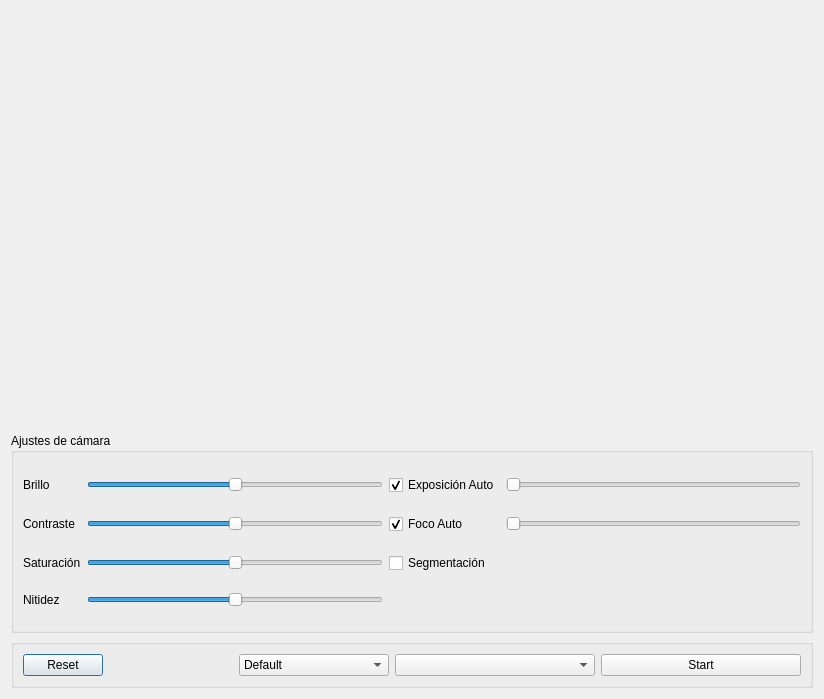
Before: the Qt Designer form library-video/VideoProcessingDialog.ui in MiguelFerrerF/robotArmApp, drawn with Qt 5.
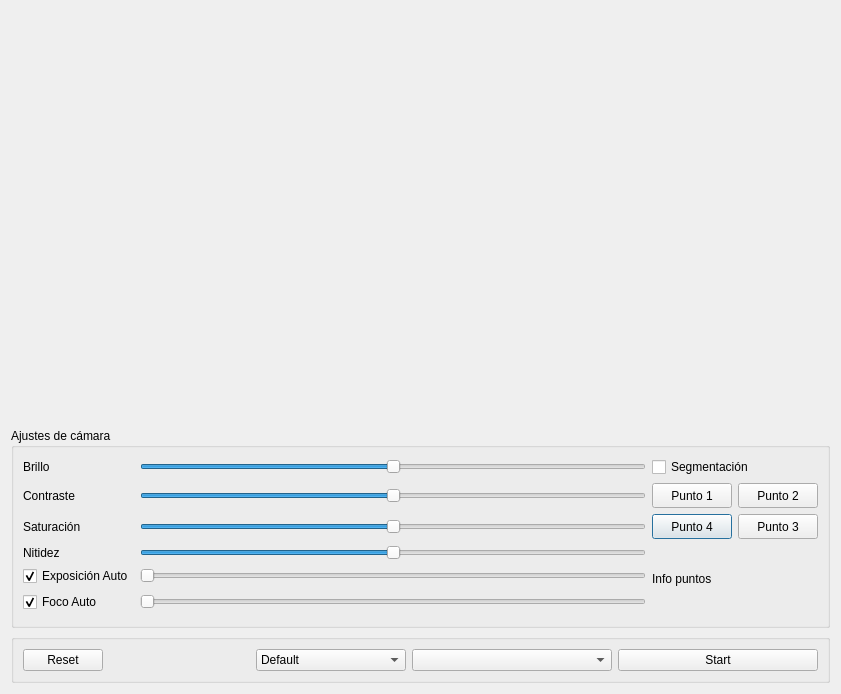
After: the same form once the commit is applied. Custom widgets are drawn as their Qt base class.

Commit message: Implementación segmentación de imagen

Patch:
```diff
--- a/library-video/VideoProcessingDialog.ui
+++ b/library-video/VideoProcessingDialog.ui
@@ -6,8 +6,8 @@
    <rect>
     <x>0</x>
     <y>0</y>
-    <width>824</width>
-    <height>699</height>
+    <width>841</width>
+    <height>694</height>
    </rect>
   </property>
   <property name="windowTitle">
@@ -38,29 +38,6 @@
         <string>Ajustes de cámara</string>
        </property>
        <layout class="QGridLayout" name="gridLayout">
-        <item row="2" column="3">
-         <widget class="QCheckBox" name="checkBoxFocoAuto">
-          <property name="text">
-           <string>Foco Auto</string>
-          </property>
-          <property name="checked">
-           <bool>true</bool>
-          </property>
-         </widget>
-        </item>
-        <item row="5" column="1">
-         <widget class="QSlider" name="horizontalSliderNitidez">
-          <property name="maximum">
-           <number>100</number>
-          </property>
-          <property name="value">
-           <number>50</number>
-          </property>
-          <property name="orientation">
-           <enum>Qt::Orientation::Horizontal</enum>
-          </property>
-         </widget>
-        </item>
         <item row="3" column="1">
          <widget class="QSlider" name="horizontalSliderSaturacion">
           <property name="maximum">
@@ -74,14 +51,7 @@
           </property>
          </widget>
         </item>
-        <item row="3" column="0">
-         <widget class="QLabel" name="labelSaturacion">
-          <property name="text">
-           <string>Saturación</string>
-          </property>
-         </widget>
-        </item>
-        <item row="0" column="3">
+        <item row="5" column="0">
          <widget class="QCheckBox" name="checkBoxExposicionAuto">
           <property name="text">
            <string>Exposición Auto</string>
@@ -107,6 +77,61 @@
           </property>
          </widget>
         </item>
+        <item row="3" column="2" colspan="2">
+         <widget class="QPushButton" name="ButtonpointBL">
+          <property name="minimumSize">
+           <size>
+            <width>0</width>
+            <height>25</height>
+           </size>
+          </property>
+          <property name="text">
+           <string>Punto 4</string>
+          </property>
+          <property name="checkable">
+           <bool>true</bool>
+          </property>
+          <attribute name="buttonGroup">
+           <string notr="true">buttonGroup</string>
+          </attribute>
+         </widget>
+        </item>
+        <item row="4" column="0">
+         <widget class="QLabel" name="labelNitidez">
+          <property name="text">
+           <string>Nitidez</string>
+          </property>
+         </widget>
+        </item>
+        <item row="2" column="2" colspan="2">
+         <widget class="QPushButton" name="ButtonpointTL">
+          <property name="minimumSize">
+           <size>
+            <width>0</width>
+            <height>25</height>
+           </size>
+          </property>
+          <property name="text">
+           <string>Punto 1</string>
+          </property>
+          <property name="checkable">
+           <bool>true</bool>
+          </property>
+          <attribute name="buttonGroup">
+           <string notr="true">buttonGroup</string>
+          </attribute>
+         </widget>
+        </item>
+        <item row="0" column="2" colspan="3">
+         <widget class="QCheckBox" name="checkBoxSegmentacion">
+          <property name="text">
+           <string>Segmentación</string>
+          </property>
+          <property name="checked">
+           <bool>false</bool>
+          </property>
+         </widget>
+        </item>
         <item row="0" column="0">
          <widget class="QLabel" name="labelBrillo">
           <property name="text">
@@ -114,10 +139,16 @@
           </property>
          </widget>
         </item>
-        <item row="5" column="0">
-         <widget class="QLabel" name="labelNitidez">
-          <property name="text">
-           <string>Nitidez</string>
+        <item row="4" column="1">
+         <widget class="QSlider" name="horizontalSliderNitidez">
+          <property name="maximum">
+           <number>100</number>
+          </property>
+          <property name="value">
+           <number>50</number>
+          </property>
+          <property name="orientation">
+           <enum>Qt::Orientation::Horizontal</enum>
           </property>
          </widget>
         </item>
@@ -128,6 +159,59 @@
           </property>
          </widget>
         </item>
+        <item row="3" column="0">
+         <widget class="QLabel" name="labelSaturacion">
+          <property name="text">
+           <string>Saturación</string>
+          </property>
+         </widget>
+        </item>
+        <item row="3" column="4">
+         <widget class="QPushButton" name="ButtonpointBR">
+          <property name="minimumSize">
+           <size>
+            <width>0</width>
+            <height>25</height>
+           </size>
+          </property>
+          <property name="text">
+           <string>Punto 3</string>
+          </property>
+          <property name="checkable">
+           <bool>true</bool>
+          </property>
+          <attribute name="buttonGroup">
+           <string notr="true">buttonGroup</string>
+          </attribute>
+         </widget>
+        </item>
+        <item row="6" column="0">
+         <widget class="QCheckBox" name="checkBoxFocoAuto">
+          <property name="text">
+           <string>Foco Auto</string>
+          </property>
+          <property name="checked">
+           <bool>true</bool>
+          </property>
+         </widget>
+        </item>
+        <item row="6" column="1">
+         <widget class="QSlider" name="horizontalSliderFoco">
+          <property name="maximum">
+           <number>100</number>
+          </property>
+          <property name="orientation">
+           <enum>Qt::Orientation::Horizontal</enum>
+          </property>
+         </widget>
+        </item>
+        <item row="4" column="2" rowspan="3" colspan="3">
+         <widget class="QLabel" name="labelCurrentPoint">
+          <property name="text">
+           <string>Info puntos</string>
+          </property>
+         </widget>
+        </item>
         <item row="0" column="1">
          <widget class="QSlider" name="horizontalSliderBrillo">
           <property name="maximum">
@@ -141,7 +225,26 @@
           </property>
          </widget>
         </item>
-        <item row="0" column="4">
+        <item row="2" column="4">
+         <widget class="QPushButton" name="ButtonpointTR">
+          <property name="minimumSize">
+           <size>
+            <width>0</width>
+            <height>25</height>
+           </size>
+          </property>
+          <property name="text">
+           <string>Punto 2</string>
+          </property>
+          <property name="checkable">
+           <bool>true</bool>
+          </property>
+          <attribute name="buttonGroup">
+           <string notr="true">buttonGroup</string>
+          </attribute>
+         </widget>
+        </item>
+        <item row="5" column="1">
          <widget class="QSlider" name="horizontalSliderExposicion">
           <property name="maximum">
            <number>100</number>
@@ -154,26 +257,6 @@
           </property>
          </widget>
         </item>
-        <item row="2" column="4">
-         <widget class="QSlider" name="horizontalSliderFoco">
-          <property name="maximum">
-           <number>100</number>
-          </property>
-          <property name="orientation">
-           <enum>Qt::Orientation::Horizontal</enum>
-          </property>
-         </widget>
-        </item>
-        <item row="3" column="3">
-         <widget class="QCheckBox" name="checkBoxSegmentacion">
-          <property name="text">
-           <string>Segmentación</string>
-          </property>
-          <property name="checked">
-           <bool>false</bool>
-          </property>
-         </widget>
-        </item>
        </layout>
       </widget>
      </item>
@@ -283,6 +366,13 @@
    </item>
   </layout>
  </widget>
+ <customwidgets>
+  <customwidget>
+   <class>ClickableLabel</class>
+   <extends>QLabel</extends>
+   <header>clickablelabel.h</header>
+  </customwidget>
+ </customwidgets>
  <resources/>
  <connections/>
 </ui>
```
Left out of the diff: 5 changed lines with no effect on the pictures. The commit also changes 4 other files.
